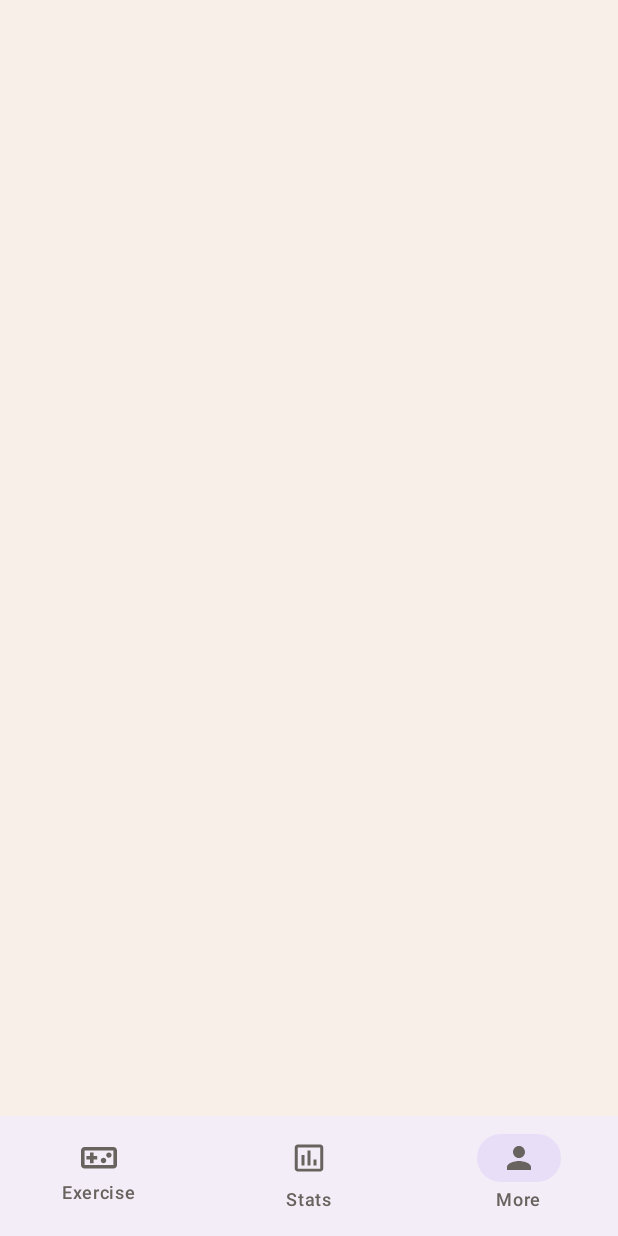
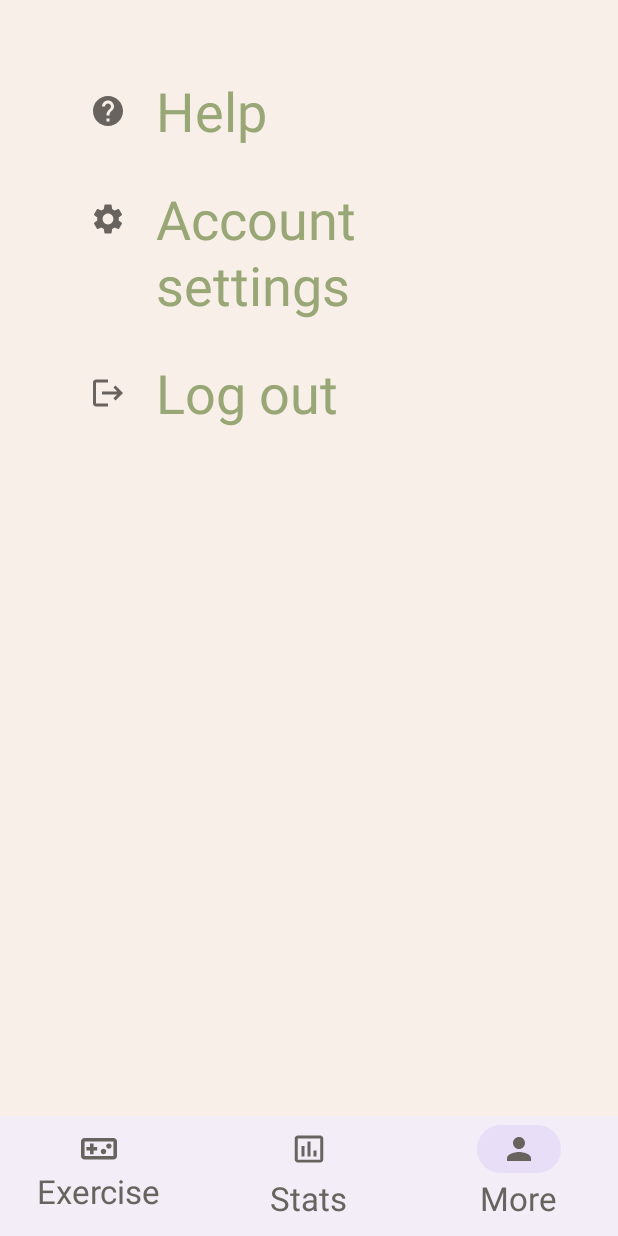
Before and after one commit to Tooclose21/AugmentedMind, an Android app built with Jetpack Compose: the ChooseGameActivity screen opened directly, with no data from a screen before it, item 3 of the bottom bar chosen, on a phone screen of 412 x 824 dp. Run offline under Robolectric (Android 15) with nearby library versions, the phone set to English and light mode, and no system bars.

Commit message:
Settings activity

```diff
--- a/app/src/main/java/com/example/apptest4/ChooseGameActivity.kt
+++ b/app/src/main/java/com/example/apptest4/ChooseGameActivity.kt
@@ -92,7 +92,8 @@
                                             ), contentDescription = item.label
                                         )
                                     },
-                                    label = { Text(text = item.label, color = DarkGrey) },
+                                    label = { Text(text = item.label, color = DarkGrey, style =
+                                    MaterialTheme.typography.titleLarge) },
                                 )
                             }
                         }
@@ -106,7 +107,9 @@
                         NavHost(navController = navController, startDestination = Exercise) {
                             composable<Exercise> { GamesFragment() }
                             composable<Stats> { Statistics() }
-                            composable<More> { SettingsActivity() }
+                            composable<More> {
+                                ProfileFragment(activity = this@ChooseGameActivity)
+                            }
                         }
                     }
                 }
--- a/app/src/main/java/com/example/apptest4/SettingsActivity.kt
+++ b/app/src/main/java/com/example/apptest4/SettingsActivity.kt
@@ -1,4 +1,100 @@
 package com.example.apptest4
+import androidx.activity.ComponentActivity
+import androidx.compose.foundation.background
+import androidx.compose.foundation.clickable
+import androidx.compose.foundation.layout.Arrangement
+import androidx.compose.foundation.layout.Column
+import androidx.compose.foundation.layout.Row
+import androidx.compose.foundation.layout.fillMaxSize
+import androidx.compose.foundation.layout.fillMaxWidth
+import androidx.compose.foundation.layout.padding
+import androidx.compose.foundation.lazy.LazyColumn
+import androidx.compose.foundation.lazy.items
+import androidx.compose.foundation.shape.RoundedCornerShape
+import androidx.compose.material3.Icon
+import androidx.compose.material3.MaterialTheme
+import androidx.compose.material3.Text
+import androidx.compose.runtime.Composable
+import androidx.compose.ui.Alignment
+import androidx.compose.ui.Modifier
+import androidx.compose.ui.draw.clip
+import androidx.compose.ui.res.painterResource
+import androidx.compose.ui.unit.dp
+import com.example.apptest4.helpers.ProfileItem
+import com.example.apptest4.ui.theme.DarkGreen
+import com.example.apptest4.ui.theme.DarkGrey
+import com.example.apptest4.ui.theme.LightBack
 
-class SettingsActivity {
+private val profileItems = listOf(
+    ProfileItem(
+        navigate = { },
+        label = "Help",
+        icon = R.drawable.baseline_help_24
+    ),
+    ProfileItem(
+        navigate = {
+            //it.startActivity(Intent(it, StatisticsActivity::class.java))
+                   },
+        label = "Account settings",
+        icon = R.drawable.baseline_settings_24
+    ),
+     ProfileItem(
+        navigate = {
+            //Session.signOut()
+            //it.finish()
+        },
+        label = "Log out",
+        icon = R.drawable.baseline_logout_24
+    )
+)
+
+
+@Composable
+fun ProfileFragment(activity: ComponentActivity) {
+    Column(
+        modifier = Modifier
+            .fillMaxSize()
+            .padding(30.dp),
+        verticalArrangement = Arrangement.spacedBy(30.dp)
+    ) {
+
+
+        LazyColumn(
+            modifier = Modifier
+                .fillMaxWidth()
+                .clip(RoundedCornerShape(14.dp))
+                .background(LightBack)
+                .padding(10.dp)
+        ) {
+            items(profileItems) {
+                ProfileListItem(item = it, activity, modifier = Modifier.fillMaxWidth())
+            }
+
+        }
+    }
 }
+
+@Composable
+fun ProfileListItem(item: ProfileItem, activity: ComponentActivity, modifier: Modifier = Modifier) {
+    Row(
+        modifier = modifier
+            .fillMaxWidth()
+            .padding(horizontal = 10.dp, vertical = 14.dp)
+            .clickable { item.navigate(activity) },
+            horizontalArrangement = Arrangement.spacedBy(10.dp)
+
+    ) {
+        Icon(
+            modifier = Modifier
+                .padding(horizontal = 10.dp, vertical = 8.dp),
+            painter = painterResource(item.icon),
+            contentDescription = item.label,
+            tint = DarkGrey
+        )
+        Text(
+            text = item.label,
+            style = MaterialTheme.typography.displaySmall,
+            color = DarkGreen
+        )
+    }
+}
--- a/app/src/main/java/com/example/apptest4/helpers/NavbarItem.kt
+++ b/app/src/main/java/com/example/apptest4/helpers/NavbarItem.kt
@@ -1,4 +1,6 @@
 package com.example.apptest4.helpers
+
+import androidx.activity.ComponentActivity
 
 data class NavbarItem(
     val destination: Any,
@@ -6,3 +8,9 @@
     val selectedIcon: Int,
     val unselectedIcon: Int
 )
+
+data class ProfileItem(
+    val navigate: (ComponentActivity) -> Unit,
+    val label: String,
+    val icon: Int,
+)
--- /dev/null
+++ b/app/src/main/res/drawable/baseline_help_24.xml
@@ -0,0 +1,5 @@
+<vector xmlns:android="http://schemas.android.com/apk/res/android" android:autoMirrored="true" android:height="24dp" android:tint="#000000" android:viewportHeight="24" android:viewportWidth="24" android:width="24dp">
+
+    <path android:fillColor="@android:color/white" android:pathData="M12,2C6.48,2 2,6.48 2,12s4.48,10 10,10 10,-4.48 10,-10S17.52,2 12,2zM13,19h-2v-2h2v2zM15.07,11.25l-0.9,0.92C13.45,12.9 13,13.5 13,15h-2v-0.5c0,-1.1 0.45,-2.1 1.17,-2.83l1.24,-1.26c0.37,-0.36 0.59,-0.86 0.59,-1.41 0,-1.1 -0.9,-2 -2,-2s-2,0.9 -2,2L8,9c0,-2.21 1.79,-4 4,-4s4,1.79 4,4c0,0.88 -0.36,1.68 -0.93,2.25z"/>
+
+</vector>
--- /dev/null
+++ b/app/src/main/res/drawable/baseline_logout_24.xml
@@ -0,0 +1,5 @@
+<vector xmlns:android="http://schemas.android.com/apk/res/android" android:autoMirrored="true" android:height="24dp" android:tint="#000000" android:viewportHeight="24" android:viewportWidth="24" android:width="24dp">
+
+    <path android:fillColor="@android:color/white" android:pathData="M17,7l-1.41,1.41L18.17,11H8v2h10.17l-2.58,2.58L17,17l5,-5zM4,5h8V3H4c-1.1,0 -2,0.9 -2,2v14c0,1.1 0.9,2 2,2h8v-2H4V5z"/>
+
+</vector>
--- /dev/null
+++ b/app/src/main/res/drawable/baseline_settings_24.xml
@@ -0,0 +1,5 @@
+<vector xmlns:android="http://schemas.android.com/apk/res/android" android:height="24dp" android:tint="#000000" android:viewportHeight="24" android:viewportWidth="24" android:width="24dp">
+
+    <path android:fillColor="@android:color/white" android:pathData="M19.14,12.94c0.04,-0.3 0.06,-0.61 0.06,-0.94c0,-0.32 -0.02,-0.64 -0.07,-0.94l2.03,-1.58c0.18,-0.14 0.23,-0.41 0.12,-0.61l-1.92,-3.32c-0.12,-0.22 -0.37,-0.29 -0.59,-0.22l-2.39,0.96c-0.5,-0.38 -1.03,-0.7 -1.62,-0.94L14.4,2.81c-0.04,-0.24 -0.24,-0.41 -0.48,-0.41h-3.84c-0.24,0 -0.43,0.17 -0.47,0.41L9.25,5.35C8.66,5.59 8.12,5.92 7.63,6.29L5.24,5.33c-0.22,-0.08 -0.47,0 -0.59,0.22L2.74,8.87C2.62,9.08 2.66,9.34 2.86,9.48l2.03,1.58C4.84,11.36 4.8,11.69 4.8,12s0.02,0.64 0.07,0.94l-2.03,1.58c-0.18,0.14 -0.23,0.41 -0.12,0.61l1.92,3.32c0.12,0.22 0.37,0.29 0.59,0.22l2.39,-0.96c0.5,0.38 1.03,0.7 1.62,0.94l0.36,2.54c0.05,0.24 0.24,0.41 0.48,0.41h3.84c0.24,0 0.44,-0.17 0.47,-0.41l0.36,-2.54c0.59,-0.24 1.13,-0.56 1.62,-0.94l2.39,0.96c0.22,0.08 0.47,0 0.59,-0.22l1.92,-3.32c0.12,-0.22 0.07,-0.47 -0.12,-0.61L19.14,12.94zM12,15.6c-1.98,0 -3.6,-1.62 -3.6,-3.6s1.62,-3.6 3.6,-3.6s3.6,1.62 3.6,3.6S13.98,15.6 12,15.6z"/>
+
+</vector>
```
